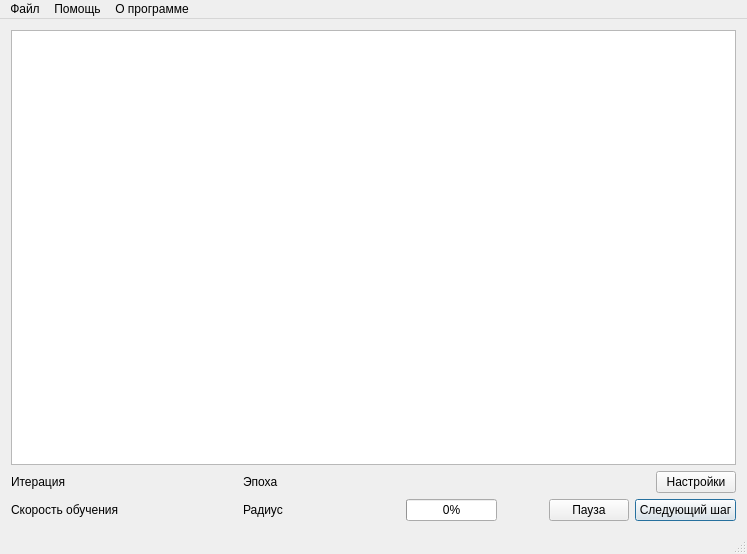
This is mainwindow.ui in vihka-spihka/KohonenMaps as Qt 5 draws it before an edit. The edited form follows.
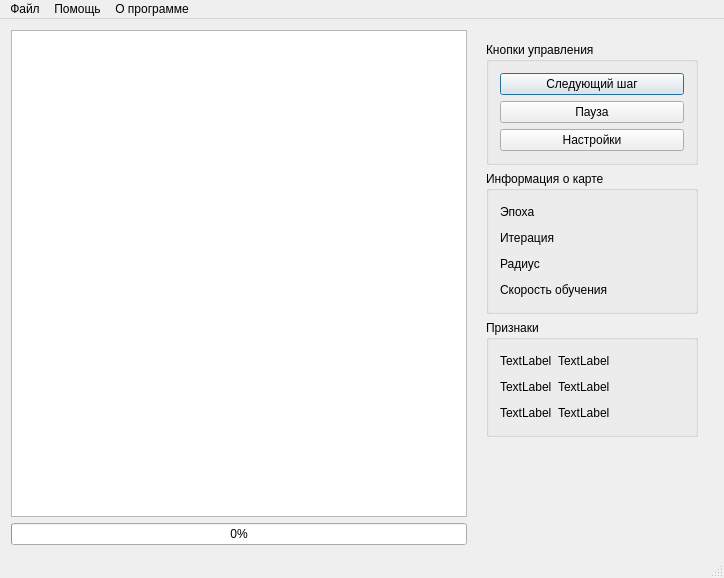
This is the edited form. Icons and pictures are not drawn.

Diff of the .ui file:
```diff
--- a/mainwindow.ui
+++ b/mainwindow.ui
@@ -6,8 +6,8 @@
    <rect>
     <x>0</x>
     <y>0</y>
-    <width>747</width>
-    <height>554</height>
+    <width>724</width>
+    <height>578</height>
    </rect>
   </property>
   <property name="minimumSize">
@@ -24,19 +24,19 @@
     <normaloff>:/Icons/mainIcon.png</normaloff>:/Icons/mainIcon.png</iconset>
   </property>
   <widget class="QWidget" name="centralWidget">
-   <layout class="QHBoxLayout" name="horizontalLayout">
+   <layout class="QHBoxLayout" name="horizontalLayout_9">
     <item>
-     <layout class="QGridLayout" name="gridLayout_2">
-      <item row="0" column="0">
+     <layout class="QHBoxLayout" name="horizontalLayout_8">
+      <item>
+       <layout class="QVBoxLayout" name="verticalLayout_4">
+        <item>
        <widget class="QGraphicsView" name="graphicsView">
         <property name="alignment">
          <set>Qt::AlignLeading|Qt::AlignLeft|Qt::AlignTop</set>
         </property>
        </widget>
       </item>
-      <item row="2" column="0">
-       <layout class="QGridLayout" name="gridLayout">
-        <item row="1" column="6">
+        <item>
          <widget class="QProgressBar" name="progressBar">
           <property name="inputMethodHints">
            <set>Qt::ImhPreferNumbers</set>
@@ -49,46 +49,39 @@
           </property>
          </widget>
         </item>
-        <item row="0" column="1">
-         <widget class="QLabel" name="curIter">
+       </layout>
+      </item>
+      <item>
+       <widget class="QFrame" name="">
           <property name="minimumSize">
            <size>
-            <width>80</width>
+          <width>240</width>
             <height>0</height>
            </size>
           </property>
           <property name="maximumSize">
            <size>
-            <width>80</width>
+          <width>240</width>
             <height>16777215</height>
            </size>
           </property>
-          <property name="text">
-           <string/>
-          </property>
-         </widget>
-        </item>
-        <item row="0" column="2">
-         <spacer name="horizontalSpacer_5">
-          <property name="orientation">
-           <enum>Qt::Horizontal</enum>
-          </property>
-          <property name="sizeHint" stdset="0">
-           <size>
-            <width>20</width>
-            <height>20</height>
-           </size>
-          </property>
-         </spacer>
-        </item>
-        <item row="0" column="3">
-         <widget class="QLabel" name="l_cur">
-          <property name="text">
-           <string>Эпоха</string>
-          </property>
-         </widget>
-        </item>
-        <item row="0" column="11">
+        <widget class="QWidget" name="">
+         <property name="geometry">
+          <rect>
+           <x>2</x>
+           <y>1</y>
+           <width>234</width>
+           <height>501</height>
+          </rect>
+         </property>
+         <layout class="QVBoxLayout" name="verticalLayout_3">
+          <item>
+           <widget class="QGroupBox" name="">
+            <property name="title">
+             <string>Кнопки управления</string>
+            </property>
+            <layout class="QGridLayout" name="gridLayout">
+             <item row="2" column="0">
          <widget class="QPushButton" name="backToSettingsButton">
           <property name="maximumSize">
            <size>
@@ -101,40 +94,14 @@
           </property>
          </widget>
         </item>
-        <item row="1" column="5">
-         <spacer name="horizontalSpacer_4">
-          <property name="orientation">
-           <enum>Qt::Horizontal</enum>
-          </property>
-          <property name="sizeHint" stdset="0">
-           <size>
-            <width>20</width>
-            <height>20</height>
-           </size>
-          </property>
-         </spacer>
-        </item>
-        <item row="1" column="2">
-         <spacer name="horizontalSpacer_6">
-          <property name="orientation">
-           <enum>Qt::Horizontal</enum>
-          </property>
-          <property name="sizeHint" stdset="0">
-           <size>
-            <width>20</width>
-            <height>20</height>
-           </size>
-          </property>
-         </spacer>
-        </item>
-        <item row="1" column="3">
-         <widget class="QLabel" name="label_7">
+             <item row="1" column="0">
+              <widget class="QPushButton" name="pushButton">
           <property name="text">
-           <string>Радиус</string>
+                <string>Пауза</string>
           </property>
          </widget>
         </item>
-        <item row="1" column="10" colspan="2">
+             <item row="0" column="0">
          <widget class="QPushButton" name="nextStepButton">
           <property name="enabled">
            <bool>true</bool>
@@ -159,7 +126,44 @@
           </property>
          </widget>
         </item>
-        <item row="0" column="5">
+            </layout>
+           </widget>
+          </item>
+          <item>
+           <widget class="QGroupBox" name="">
+            <property name="title">
+             <string>Информация о карте</string>
+            </property>
+            <layout class="QVBoxLayout" name="verticalLayout">
+             <item>
+              <layout class="QHBoxLayout" name="horizontalLayout_3">
+               <item>
+                <widget class="QLabel" name="l_cur">
+                 <property name="text">
+                  <string>Эпоха</string>
+                 </property>
+                </widget>
+               </item>
+               <item>
+                <widget class="QLabel" name="curAge">
+                 <property name="minimumSize">
+                  <size>
+                   <width>80</width>
+                   <height>0</height>
+                  </size>
+                 </property>
+                 <property name="maximumSize">
+                  <size>
+                   <width>80</width>
+                   <height>16777215</height>
+                  </size>
+                 </property>
+                 <property name="text">
+                  <string/>
+                 </property>
+                </widget>
+               </item>
+               <item>
          <spacer name="horizontalSpacer_3">
           <property name="orientation">
            <enum>Qt::Horizontal</enum>
@@ -172,7 +176,61 @@
           </property>
          </spacer>
         </item>
-        <item row="1" column="4">
+              </layout>
+             </item>
+             <item>
+              <layout class="QHBoxLayout" name="horizontalLayout">
+               <item>
+                <widget class="QLabel" name="l_CurrentIter">
+                 <property name="text">
+                  <string>Итерация</string>
+                 </property>
+                </widget>
+               </item>
+               <item>
+                <widget class="QLabel" name="curIter">
+                 <property name="minimumSize">
+                  <size>
+                   <width>80</width>
+                   <height>0</height>
+                  </size>
+                 </property>
+                 <property name="maximumSize">
+                  <size>
+                   <width>80</width>
+                   <height>16777215</height>
+                  </size>
+                 </property>
+                 <property name="text">
+                  <string/>
+                 </property>
+                </widget>
+               </item>
+               <item>
+                <spacer name="horizontalSpacer_5">
+                 <property name="orientation">
+                  <enum>Qt::Horizontal</enum>
+                 </property>
+                 <property name="sizeHint" stdset="0">
+                  <size>
+                   <width>20</width>
+                   <height>20</height>
+                  </size>
+                 </property>
+                </spacer>
+               </item>
+              </layout>
+             </item>
+             <item>
+              <layout class="QHBoxLayout" name="horizontalLayout_4">
+               <item>
+                <widget class="QLabel" name="label_7">
+                 <property name="text">
+                  <string>Радиус</string>
+                 </property>
+                </widget>
+               </item>
+               <item>
          <widget class="QLabel" name="curRange">
           <property name="minimumSize">
            <size>
@@ -191,46 +249,31 @@
           </property>
          </widget>
         </item>
-        <item row="1" column="8">
-         <spacer name="horizontalSpacer_2">
+               <item>
+                <spacer name="horizontalSpacer_4">
           <property name="orientation">
            <enum>Qt::Horizontal</enum>
           </property>
           <property name="sizeHint" stdset="0">
            <size>
-            <width>40</width>
+                   <width>20</width>
             <height>20</height>
            </size>
           </property>
          </spacer>
         </item>
-        <item row="1" column="0">
+              </layout>
+             </item>
+             <item>
+              <layout class="QHBoxLayout" name="horizontalLayout_2">
+               <item>
          <widget class="QLabel" name="l_CurrentSpeedTraining">
           <property name="text">
            <string>Cкорость обучения</string>
           </property>
          </widget>
         </item>
-        <item row="0" column="4">
-         <widget class="QLabel" name="curAge">
-          <property name="minimumSize">
-           <size>
-            <width>80</width>
-            <height>0</height>
-           </size>
-          </property>
-          <property name="maximumSize">
-           <size>
-            <width>80</width>
-            <height>16777215</height>
-           </size>
-          </property>
-          <property name="text">
-           <string/>
-          </property>
-         </widget>
-        </item>
-        <item row="1" column="1">
+               <item>
          <widget class="QLabel" name="curSpeedTraining">
           <property name="minimumSize">
            <size>
@@ -249,15 +292,48 @@
           </property>
          </widget>
         </item>
-        <item row="0" column="0">
-         <widget class="QLabel" name="l_CurrentIter">
+               <item>
+                <spacer name="horizontalSpacer_6">
+                 <property name="orientation">
+                  <enum>Qt::Horizontal</enum>
+                 </property>
+                 <property name="sizeHint" stdset="0">
+                  <size>
+                   <width>20</width>
+                   <height>20</height>
+                  </size>
+                 </property>
+                </spacer>
+               </item>
+              </layout>
+             </item>
+            </layout>
+           </widget>
+          </item>
+          <item>
+           <widget class="QGroupBox" name="">
+            <property name="title">
+             <string>Признаки</string>
+            </property>
+            <layout class="QVBoxLayout" name="verticalLayout_2">
+             <item>
+              <layout class="QHBoxLayout" name="horizontalLayout_5">
+               <item>
+                <widget class="QLabel" name="label">
           <property name="text">
-           <string>Итерация</string>
+                  <string>TextLabel</string>
           </property>
          </widget>
         </item>
-        <item row="0" column="8" colspan="3">
-         <spacer name="horizontalSpacer">
+               <item>
+                <widget class="QLabel" name="label_2">
+                 <property name="text">
+                  <string>TextLabel</string>
+                 </property>
+                </widget>
+               </item>
+               <item>
+                <spacer name="horizontalSpacer_8">
           <property name="orientation">
            <enum>Qt::Horizontal</enum>
           </property>
@@ -269,14 +345,89 @@
           </property>
          </spacer>
         </item>
-        <item row="1" column="9">
-         <widget class="QPushButton" name="pushButton">
+              </layout>
+             </item>
+             <item>
+              <layout class="QHBoxLayout" name="horizontalLayout_6">
+               <item>
+                <widget class="QLabel" name="label_3">
           <property name="text">
-           <string>Пауза</string>
+                  <string>TextLabel</string>
           </property>
          </widget>
         </item>
-       </layout>
+               <item>
+                <widget class="QLabel" name="label_4">
+                 <property name="text">
+                  <string>TextLabel</string>
+                 </property>
+                </widget>
+               </item>
+               <item>
+                <spacer name="horizontalSpacer_7">
+                 <property name="orientation">
+                  <enum>Qt::Horizontal</enum>
+                 </property>
+                 <property name="sizeHint" stdset="0">
+                  <size>
+                   <width>40</width>
+                   <height>20</height>
+                  </size>
+                 </property>
+                </spacer>
+               </item>
+              </layout>
+             </item>
+             <item>
+              <layout class="QHBoxLayout" name="horizontalLayout_7">
+               <item>
+                <widget class="QLabel" name="label_5">
+                 <property name="text">
+                  <string>TextLabel</string>
+                 </property>
+                </widget>
+               </item>
+               <item>
+                <widget class="QLabel" name="label_6">
+                 <property name="text">
+                  <string>TextLabel</string>
+                 </property>
+                </widget>
+               </item>
+               <item>
+                <spacer name="horizontalSpacer_9">
+                 <property name="orientation">
+                  <enum>Qt::Horizontal</enum>
+                 </property>
+                 <property name="sizeHint" stdset="0">
+                  <size>
+                   <width>40</width>
+                   <height>20</height>
+                  </size>
+                 </property>
+                </spacer>
+               </item>
+              </layout>
+             </item>
+            </layout>
+           </widget>
+          </item>
+          <item>
+           <spacer name="verticalSpacer">
+            <property name="orientation">
+             <enum>Qt::Vertical</enum>
+            </property>
+            <property name="sizeHint" stdset="0">
+             <size>
+              <width>20</width>
+              <height>40</height>
+             </size>
+            </property>
+           </spacer>
+          </item>
+         </layout>
+        </widget>
+       </widget>
       </item>
      </layout>
     </item>
@@ -287,7 +438,7 @@
     <rect>
      <x>0</x>
      <y>0</y>
-     <width>747</width>
+     <width>724</width>
      <height>22</height>
     </rect>
    </property>
```
Lines whose indentation alone changed are shown as unchanged.
